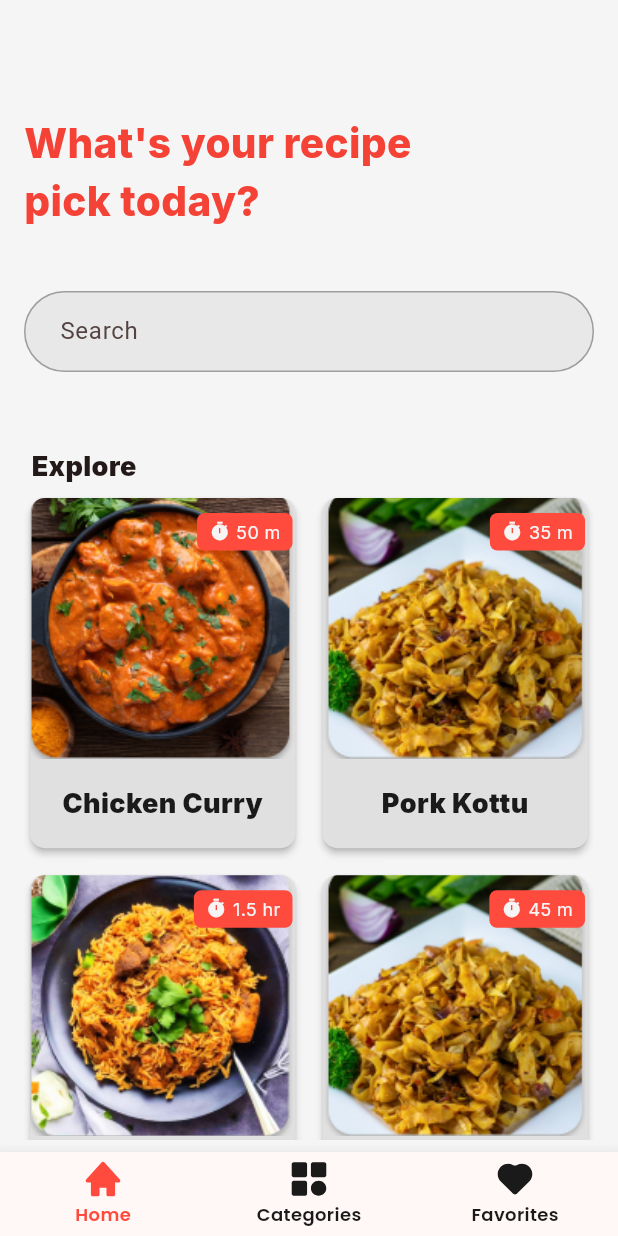
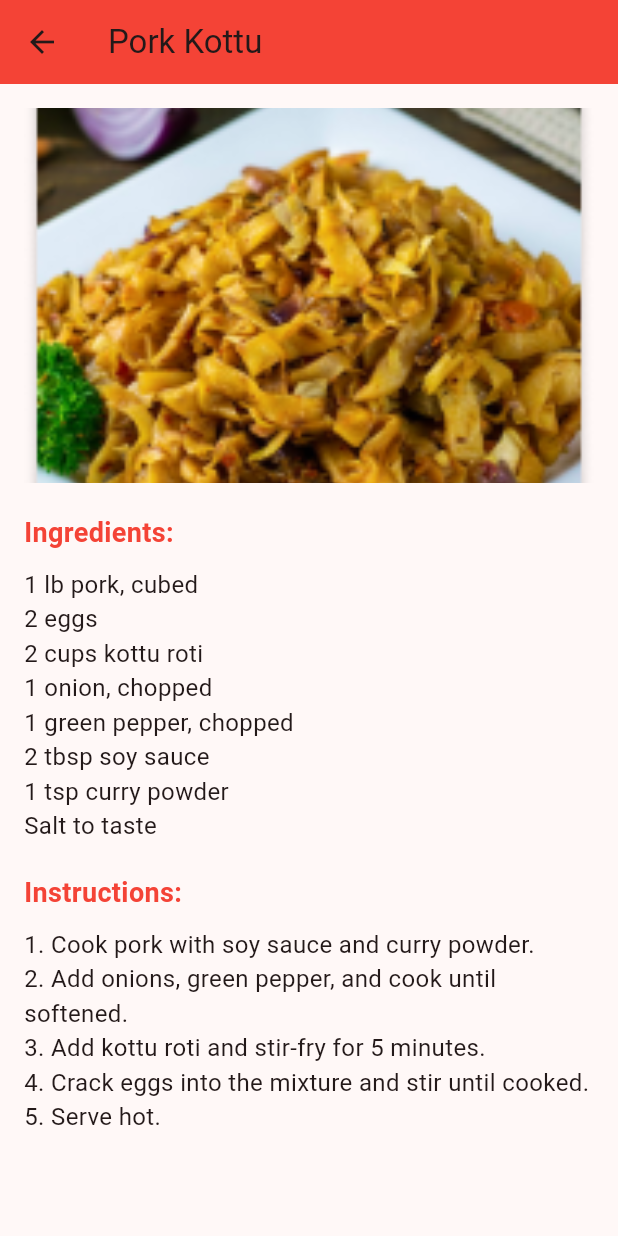
Before and after one commit to kavindaChathuranga/Foodly, a Flutter app: the screen it shows after launch, after a tap on "Pork Kottu", on a phone screen of 412 x 824 dp. Run offline on Flutter 3.47's test engine with Material 3 defaults, Android fonts, the phone set to English and light mode, and no system bars; our stand-ins replace flutter_svg; project files that could hold a hidden picture were left out.

Commit message:
Added search feature
Added search feature

```diff
--- a/foodly/lib/Recipes/recipe_data.dart
+++ b/foodly/lib/Recipes/recipe_data.dart
@@ -1,23 +1,102 @@
 // recipe_data.dart
-final List<Map<String, String>> recipes = [
+final List<Map<String, dynamic>> recipes = [
   {
+    'id': 1,
     'name': 'Chicken Curry',
     'time': '50 m',
-    'image': 'assets/images/Chicken_Curry.png'
+    'image': 'assets/images/Chicken_Curry.png',
+    'ingredients': [
+      '1 lb chicken',
+      '2 onions, chopped',
+      '2 tomatoes, chopped',
+      '1 tbsp ginger garlic paste',
+      '1 tsp turmeric powder',
+      '1 tsp chili powder',
+      '1 tsp garam masala',
+      '2 tbsp oil',
+      'Salt to taste',
+    ],
+    'instructions': [
+      '1. Heat oil in a pan and sauté onions until golden.',
+      '2. Add ginger garlic paste and cook for 2 minutes.',
+      '3. Add chicken and cook until browned.',
+      '4. Add tomatoes, turmeric, chili powder, and garam masala.',
+      '5. Add water and simmer for 30 minutes.',
+      '6. Serve hot with rice or naan.',
+    ],
+    'favorite': false,
   },
   {
+    'id': 2,
     'name': 'Pork Kottu',
     'time': '35 m',
-    'image': 'assets/images/Pork_Kottu.png'
+    'image': 'assets/images/Pork_Kottu.png',
+    'ingredients': [
+      '1 lb pork, cubed',
+      '2 eggs',
+      '2 cups kottu roti',
+      '1 onion, chopped',
+      '1 green pepper, chopped',
+      '2 tbsp soy sauce',
+      '1 tsp curry powder',
+      'Salt to taste',
+    ],
+    'instructions': [
+      '1. Cook pork with soy sauce and curry powder.',
+      '2. Add onions, green pepper, and cook until softened.',
+      '3. Add kottu roti and stir-fry for 5 minutes.',
+      '4. Crack eggs into the mixture and stir until cooked.',
+      '5. Serve hot.',
+    ],
+    'favorite': false,
   },
   {
+    'id': 3,
     'name': 'Chicken Biriyani',
     'time': '1.5 hr',
-    'image': 'assets/images/Chicken_Biriyani.png'
+    'image': 'assets/images/Chicken_Biriyani.png',
+    'ingredients': [
+      '1 lb chicken',
+      '2 cups basmati rice',
+      '1 onion, fried',
+      '2 tomatoes, chopped',
+      '1 tbsp biriyani masala',
+      '2 cups yogurt',
+      '1/2 tsp saffron',
+      '2 tbsp ghee',
+      'Salt to taste',
+    ],
+    'instructions': [
+      '1. Marinate chicken with yogurt, biriyani masala, and saffron.',
+      '2. Cook basmati rice and set aside.',
+      '3. In a pot, layer rice, chicken, and fried onions.',
+      '4. Cook on low heat for 30 minutes.',
+      '5. Serve hot with raita.',
+    ],
+    'favorite': false,
   },
   {
+    'id': 4,
     'name': 'Mac and Cheese',
     'time': '45 m',
-    'image': 'assets/images/Pork_Kottu.png'
+    'image': 'assets/images/Pork_Kottu.png',
+    'ingredients': [
+      '2 cups elbow macaroni',
+      '2 cups cheddar cheese, shredded',
+      '1 cup milk',
+      '2 tbsp butter',
+      '2 tbsp flour',
+      '1 tsp mustard',
+      'Salt to taste',
+    ],
+    'instructions': [
+      '1. Boil macaroni and set aside.',
+      '2. In a pan, melt butter and add flour to make a roux.',
+      '3. Slowly add milk and stir until thickened.',
+      '4. Add cheese, mustard, and salt.',
+      '5. Combine sauce with macaroni and bake for 15 minutes.',
+      '6. Serve hot.',
+    ],
+    'favorite': false,
   },
 ];
--- a/foodly/lib/Screens/home.dart
+++ b/foodly/lib/Screens/home.dart
@@ -1,6 +1,7 @@
+import 'dart:convert';
 import 'package:flutter/material.dart';
+import 'package:flutter/services.dart'; // Required to load assets
 import 'package:flutter_svg/flutter_svg.dart';
-import 'package:foodly/Recipes/recipe_data.dart'; // Import the recipe data
 
 class FoodlyApp extends StatefulWidget {
   const FoodlyApp({super.key});
@@ -100,7 +101,46 @@ class _FoodlyAppState extends State<FoodlyApp> {
   }
 }
 
-class HomeScreen extends StatelessWidget {
+class HomeScreen extends StatefulWidget {
+  @override
+  _HomeScreenState createState() => _HomeScreenState();
+}
+
+class _HomeScreenState extends State<HomeScreen> {
+  late Future<List<Map<String, dynamic>>> recipes;
+  TextEditingController searchController = TextEditingController();
+  List<Map<String, dynamic>> filteredRecipes = [];
+
+  @override
+  void initState() {
+    super.initState();
+    recipes = loadRecipes();
+  }
+
+  Future<List<Map<String, dynamic>>> loadRecipes() async {
+    final String jsonString =
+        await rootBundle.loadString('assets/recipes.json');
+    final List<dynamic> jsonResponse = json.decode(jsonString);
+    return jsonResponse
+        .map((recipe) => recipe as Map<String, dynamic>)
+        .toList();
+  }
+
+  void _filterRecipes(String query) {
+    if (query.isEmpty) {
+      setState(() {
+        filteredRecipes = [];
+      });
+    } else {
+      setState(() {
+        filteredRecipes = filteredRecipes
+            .where((recipe) =>
+                recipe['name']!.toLowerCase().contains(query.toLowerCase()))
+            .toList();
+      });
+    }
+  }
+
   @override
   Widget build(BuildContext context) {
     return Scaffold(
@@ -122,6 +162,8 @@ class HomeScreen extends StatelessWidget {
             ),
             const SizedBox(height: 40),
             TextField(
+              controller: searchController,
+              onChanged: _filterRecipes,
               decoration: InputDecoration(
                 hintText: 'Search',
                 filled: true,
@@ -160,20 +202,44 @@ class HomeScreen extends StatelessWidget {
               child: Padding(
                 padding:
                     const EdgeInsets.only(top: 2), // Reduce top margin by 15px
-                child: GridView.builder(
-                  gridDelegate: const SliverGridDelegateWithFixedCrossAxisCount(
+                child: FutureBuilder<List<Map<String, dynamic>>>(
+                  future: recipes,
+                  builder: (context, snapshot) {
+                    if (snapshot.connectionState == ConnectionState.waiting) {
+                      return const Center(child: CircularProgressIndicator());
+                    }
+
+                    if (snapshot.hasError) {
+                      return Center(child: Text('Error: ${snapshot.error}'));
+                    }
+
+                    final recipesData = snapshot.data ?? [];
+                    if (filteredRecipes.isEmpty) {
+                      filteredRecipes = recipesData;
+                    }
+
+                    return GridView.builder(
+                      gridDelegate:
+                          const SliverGridDelegateWithFixedCrossAxisCount(
                         crossAxisCount: 2, // 2 cards per row
                         crossAxisSpacing: 10,
                         mainAxisSpacing: 10,
                         childAspectRatio:
                             167 / 218, // Adjust to match card dimensions
                       ),
-                  itemCount: recipes.length,
+                      itemCount: filteredRecipes.length,
                       itemBuilder: (context, index) {
-                    final recipe = recipes[index];
+                        final recipe = filteredRecipes[index];
                         return GestureDetector(
                           onTap: () {
                             // Navigate to recipe details
+                            Navigator.push(
+                              context,
+                              MaterialPageRoute(
+                                builder: (context) =>
+                                    RecipeDetailScreen(recipe: recipe),
+                              ),
+                            );
                           },
                           child: SizedBox(
                             height: 218, // Set card height
@@ -187,10 +253,12 @@ class HomeScreen extends StatelessWidget {
                               child: Stack(
                                 children: [
                                   Column(
-                                crossAxisAlignment: CrossAxisAlignment.start,
+                                    crossAxisAlignment:
+                                        CrossAxisAlignment.start,
                                     children: [
                                       ClipRRect(
-                                    borderRadius: const BorderRadius.vertical(
+                                        borderRadius:
+                                            const BorderRadius.vertical(
                                           top: Radius.circular(10),
                                         ),
                                         child: Image.asset(
@@ -204,51 +272,17 @@ class HomeScreen extends StatelessWidget {
                                         child: Center(
                                           child: Padding(
                                             padding: const EdgeInsets.symmetric(
-                                            horizontal: 8),
+                                                vertical: 10),
                                             child: Text(
                                               recipe['name']!,
-                                          textAlign: TextAlign.center,
                                               style: const TextStyle(
-                                            color: Color(0xFF1A1A1A),
-                                            fontSize: 18,
-                                            fontWeight: FontWeight.w900,
-                                            fontFamily: 'Inter',
-                                          ),
+                                                  fontWeight: FontWeight.bold,
+                                                  fontSize: 14),
                                             ),
                                           ),
                                         ),
                                       ),
                                     ],
-                              ),
-                              Positioned(
-                                top: 10,
-                                right: 2,
-                                child: Container(
-                                  padding: const EdgeInsets.symmetric(
-                                      vertical: 4, horizontal: 8),
-                                  decoration: BoxDecoration(
-                                    color: const Color(0xFFFF4B3E),
-                                    borderRadius: BorderRadius.circular(5),
-                                  ),
-                                  child: Row(
-                                    children: [
-                                      const Icon(
-                                        Icons.timer,
-                                        size: 14,
-                                        color: Color(0xFFF5F5F5),
-                                      ),
-                                      const SizedBox(width: 4),
-                                      Text(
-                                        recipe['time']!,
-                                        style: const TextStyle(
-                                          fontSize: 12,
-                                          color: Color(0xFFF5F5F5),
-                                          fontFamily: 'Inter',
-                                        ),
-                                      ),
-                                    ],
-                                  ),
-                                ),
                                   ),
                                 ],
                               ),
@@ -256,10 +290,87 @@ class HomeScreen extends StatelessWidget {
                           ),
                         );
                       },
+                    );
+                  },
                 ),
               ),
-            )
+            ),
           ],
+        ),
+      ),
+    );
+  }
+}
+
+class RecipeDetailScreen extends StatefulWidget {
+  final Map<String, dynamic> recipe;
+
+  const RecipeDetailScreen({super.key, required this.recipe});
+
+  @override
+  _RecipeDetailScreenState createState() => _RecipeDetailScreenState();
+}
+
+class _RecipeDetailScreenState extends State<RecipeDetailScreen> {
+  @override
+  Widget build(BuildContext context) {
+    final recipe = widget.recipe;
+
+    return Scaffold(
+      appBar: AppBar(
+        title: Text(recipe['name']!),
+        backgroundColor: Colors.red,
+      ),
+      body: Padding(
+        padding: const EdgeInsets.all(16.0),
+        child: SingleChildScrollView(
+          child: Column(
+            crossAxisAlignment: CrossAxisAlignment.start,
+            children: [
+              Image.asset(
+                recipe['image']!,
+                fit: BoxFit.cover,
+                height: 250,
+                width: double.infinity,
+              ),
+              const SizedBox(height: 20),
+              const Text(
+                'Ingredients:',
+                style: TextStyle(
+                  fontSize: 18,
+                  fontWeight: FontWeight.bold,
+                  color: Colors.red,
+                ),
+              ),
+              const SizedBox(height: 10),
+              ...List<Widget>.from(
+                recipe['ingredients'].map<Widget>((ingredient) {
+                  return Text(
+                    ingredient!,
+                    style: const TextStyle(fontSize: 16),
+                  );
+                }),
+              ),
+              const SizedBox(height: 20),
+              const Text(
+                'Instructions:',
+                style: TextStyle(
+                  fontSize: 18,
+                  fontWeight: FontWeight.bold,
+                  color: Colors.red,
+                ),
+              ),
+              const SizedBox(height: 10),
+              ...List<Widget>.from(
+                recipe['instructions'].map<Widget>((instruction) {
+                  return Text(
+                    instruction!,
+                    style: const TextStyle(fontSize: 16),
+                  );
+                }),
+              ),
+            ],
+          ),
         ),
       ),
     );
--- a/foodly/pubspec.yaml
+++ b/foodly/pubspec.yaml
@@ -31,7 +31,6 @@ dependencies:
   flutter:
     sdk: flutter
   flutter_svg: ^1.1.6
-
 
   # The following adds the Cupertino Icons font to your application.
   # Use with the CupertinoIcons class for iOS style icons.
@@ -69,6 +68,7 @@ flutter:
     - assets/images/Pork_Kottu.png
     - assets/images/Chicken_Biriyani.png
     - assets/images/Pork_Kottu.png
+    - assets/recipes.json
 
   # An image asset can refer to one or more resolution-specific "variants", see
   # https://flutter.dev/to/resolution-aware-images
```
Also changed, not shown: foodly/assets/recipes.json (added, +101 -0 lines). Lines whose indentation alone changed are shown as unchanged.
